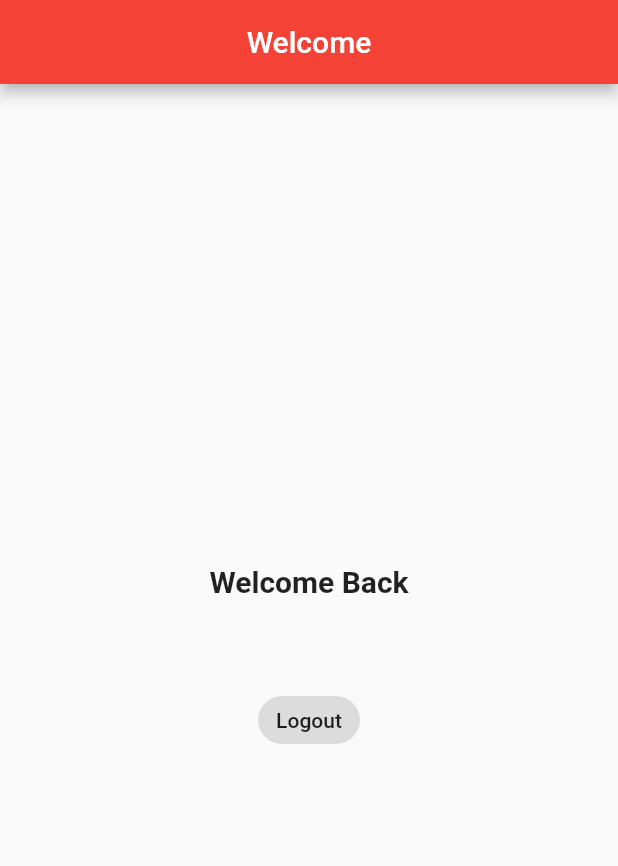
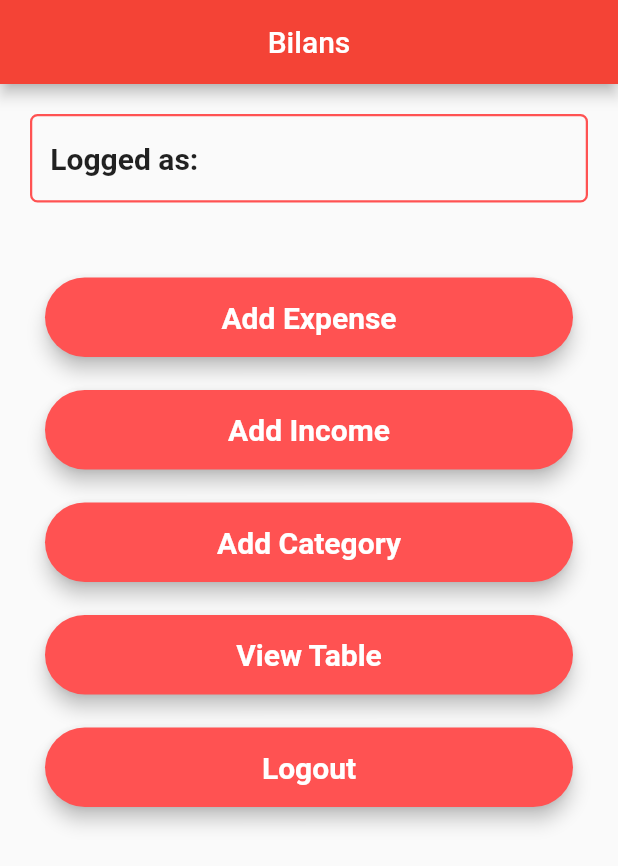
Before and after one commit to ZuzaTwardowska/Bilans-app, a Flutter app: the HomePage screen opened directly, on a phone screen of 412 x 824 dp. Shown: the top 866 px of the screen. Run offline on Flutter 3.47's test engine with Material 2 defaults, Android fonts, the phone set to English and light mode, and no system bars; our stand-ins replace cloud_firestore, firebase_auth, firebase_core, fluttertoast; accounts and stored records are empty.

Commit message:
Add HomePage view

```diff
--- a/lib/main.dart
+++ b/lib/main.dart
@@ -20,7 +20,7 @@ class MyApp extends StatelessWidget {
       theme: ThemeData(
         primarySwatch: Colors.red,
       ),
-      home: const HomePage(),
+      home: const LoginPage(),
     );
   }
 }
--- a/lib/pages/home_page.dart
+++ b/lib/pages/home_page.dart
@@ -30,43 +30,170 @@ class _HomePageState extends State<HomePage> {
 
   @override
   Widget build(BuildContext context) {
+    final expenseButton = Material(
+      elevation: 5,
+      borderRadius: BorderRadius.circular(30),
+      color: Colors.redAccent,
+      child: MaterialButton(
+        padding: const EdgeInsets.fromLTRB(20, 15, 20, 15),
+        minWidth: MediaQuery.of(context).size.width,
+        onPressed: () {},
+        child: const Text(
+          "Add Expense",
+          textAlign: TextAlign.center,
+          style: TextStyle(
+              fontSize: 20, color: Colors.white, fontWeight: FontWeight.bold),
+        ),
+      ),
+    );
+
+    final incomeButton = Material(
+      elevation: 5,
+      borderRadius: BorderRadius.circular(30),
+      color: Colors.redAccent,
+      child: MaterialButton(
+        padding: const EdgeInsets.fromLTRB(20, 15, 20, 15),
+        minWidth: MediaQuery.of(context).size.width,
+        onPressed: () {},
+        child: const Text(
+          "Add Income",
+          textAlign: TextAlign.center,
+          style: TextStyle(
+              fontSize: 20, color: Colors.white, fontWeight: FontWeight.bold),
+        ),
+      ),
+    );
+
+    final categoryButton = Material(
+      elevation: 5,
+      borderRadius: BorderRadius.circular(30),
+      color: Colors.redAccent,
+      child: MaterialButton(
+        padding: const EdgeInsets.fromLTRB(20, 15, 20, 15),
+        minWidth: MediaQuery.of(context).size.width,
+        onPressed: () {},
+        child: const Text(
+          "Add Category",
+          textAlign: TextAlign.center,
+          style: TextStyle(
+              fontSize: 20, color: Colors.white, fontWeight: FontWeight.bold),
+        ),
+      ),
+    );
+
+    final tableButton = Material(
+      elevation: 5,
+      borderRadius: BorderRadius.circular(30),
+      color: Colors.redAccent,
+      child: MaterialButton(
+        padding: const EdgeInsets.fromLTRB(20, 15, 20, 15),
+        minWidth: MediaQuery.of(context).size.width,
+        onPressed: () {},
+        child: const Text(
+          "View Table",
+          textAlign: TextAlign.center,
+          style: TextStyle(
+              fontSize: 20, color: Colors.white, fontWeight: FontWeight.bold),
+        ),
+      ),
+    );
+
+    final logoutButton = Material(
+      elevation: 5,
+      borderRadius: BorderRadius.circular(30),
+      color: Colors.redAccent,
+      child: MaterialButton(
+        padding: const EdgeInsets.fromLTRB(20, 15, 20, 15),
+        minWidth: MediaQuery.of(context).size.width,
+        onPressed: () {
+          logout(context);
+        },
+        child: const Text(
+          "Logout",
+          textAlign: TextAlign.center,
+          style: TextStyle(
+              fontSize: 20, color: Colors.white, fontWeight: FontWeight.bold),
+        ),
+      ),
+    );
+
     return Scaffold(
       appBar: AppBar(
-        title: const Text("Welcome"),
+        title: const Text("Bilans"),
         centerTitle: true,
       ),
-      body: Center(
+      body: Padding(
+        padding: const EdgeInsets.all(20),
+        child: Expanded(
+          child: Column(
+            children: <Widget>[
+              Container(
+                decoration: BoxDecoration(
+                  border: Border.all(color: Colors.redAccent, width: 1.5),
+                  borderRadius: const BorderRadius.all(
+                    Radius.circular(5.0),
+                  ),
+                ),
                 child: Padding(
-          padding: const EdgeInsets.all(20),
-          child: Column(
-            mainAxisAlignment: MainAxisAlignment.center,
-            crossAxisAlignment: CrossAxisAlignment.center,
+                  padding: const EdgeInsets.all(12.0),
+                  child: Row(
                     children: <Widget>[
+                      Column(
+                        children: [
                           const Text(
-                "Welcome Back",
-                style: TextStyle(fontSize: 20, fontWeight: FontWeight.bold),
+                            "Logged as:",
+                            style: TextStyle(
+                                fontSize: 20, fontWeight: FontWeight.bold),
                           ),
-              const SizedBox(
-                height: 10,
+                        ],
                       ),
+                      Expanded(
+                        child: Column(children: [
                           Text("${loggedInUser.name} ${loggedInUser.surname}",
                               style: const TextStyle(
                                 color: Colors.black54,
                                 fontWeight: FontWeight.w500,
                               )),
-              Text("${loggedInUser.email}",
+                          Text(
+                            "${loggedInUser.email}",
                             style: const TextStyle(
                               color: Colors.black54,
                               fontWeight: FontWeight.w500,
-                  )),
+                            ),
+                          ),
+                        ]),
+                      ),
+                    ],
+                  ),
+                ),
+              ),
               const SizedBox(
-                height: 15,
+                height: 40,
               ),
-              ActionChip(
-                  label: const Text("Logout"),
-                  onPressed: () {
-                    logout(context);
-                  }),
+              Padding(
+                padding: const EdgeInsets.all(10.0),
+                child: Column(
+                  children: [
+                    expenseButton,
+                    const SizedBox(
+                      height: 22,
+                    ),
+                    incomeButton,
+                    const SizedBox(
+                      height: 22,
+                    ),
+                    categoryButton,
+                    const SizedBox(
+                      height: 22,
+                    ),
+                    tableButton,
+                    const SizedBox(
+                      height: 22,
+                    ),
+                    logoutButton
+                  ],
+                ),
+              ),
             ],
           ),
         ),
--- a/lib/pages/register_page.dart
+++ b/lib/pages/register_page.dart
@@ -140,7 +140,7 @@ class _RegistrationPageState extends State<RegistrationPage> {
       validator: (value) {
         if (confirmPasswordEditingController.text !=
             passwordEditingController.text) {
-          return "Password don't match";
+          return "Passwords don't match";
         }
         return null;
       },
```
Lines whose indentation alone changed are shown as unchanged.
